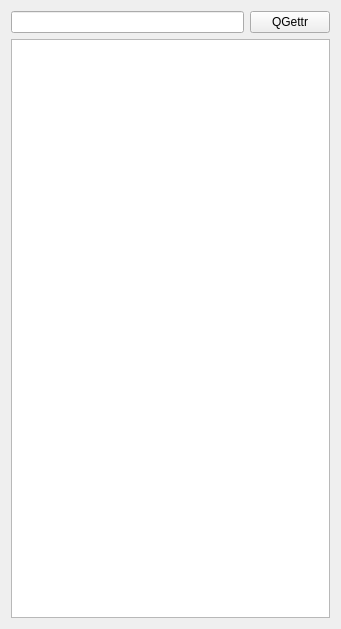
This is widget.ui in sarah-j-smith/QTweetGettr as Qt 5 draws it before an edit. The edited form follows.
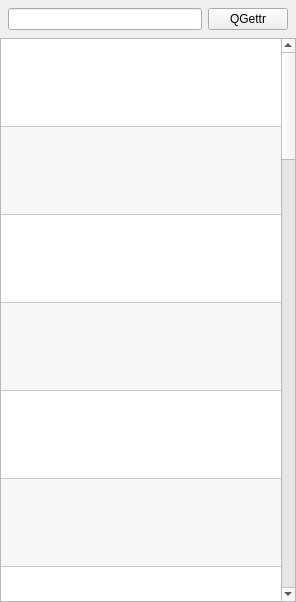
This is the edited form.

The edit to the form file:
```diff
--- a/widget.ui
+++ b/widget.ui
@@ -6,16 +6,43 @@
    <rect>
     <x>0</x>
     <y>0</y>
-    <width>341</width>
-    <height>629</height>
+    <width>296</width>
+    <height>602</height>
    </rect>
   </property>
   <property name="windowTitle">
    <string>Widget</string>
   </property>
   <layout class="QVBoxLayout" name="verticalLayout">
+   <property name="spacing">
+    <number>0</number>
+   </property>
+   <property name="leftMargin">
+    <number>0</number>
+   </property>
+   <property name="topMargin">
+    <number>0</number>
+   </property>
+   <property name="rightMargin">
+    <number>0</number>
+   </property>
+   <property name="bottomMargin">
+    <number>0</number>
+   </property>
    <item>
     <layout class="QHBoxLayout" name="horizontalLayout">
+     <property name="leftMargin">
+      <number>8</number>
+     </property>
+     <property name="topMargin">
+      <number>8</number>
+     </property>
+     <property name="rightMargin">
+      <number>8</number>
+     </property>
+     <property name="bottomMargin">
+      <number>8</number>
+     </property>
      <item>
       <widget class="QLineEdit" name="lineEdit"/>
      </item>
@@ -24,12 +51,92 @@
        <property name="text">
         <string>QGettr</string>
        </property>
+       <property name="flat">
+        <bool>false</bool>
+       </property>
       </widget>
      </item>
     </layout>
    </item>
    <item>
-    <widget class="QTableWidget" name="tableWidget"/>
+    <widget class="QTableWidget" name="tableWidget">
+     <property name="verticalScrollBarPolicy">
+      <enum>Qt::ScrollBarAsNeeded</enum>
+     </property>
+     <property name="horizontalScrollBarPolicy">
+      <enum>Qt::ScrollBarAlwaysOff</enum>
+     </property>
+     <property name="editTriggers">
+      <set>QAbstractItemView::NoEditTriggers</set>
+     </property>
+     <property name="alternatingRowColors">
+      <bool>true</bool>
+     </property>
+     <property name="selectionMode">
+      <enum>QAbstractItemView::NoSelection</enum>
+     </property>
+     <property name="iconSize">
+      <size>
+       <width>72</width>
+       <height>72</height>
+      </size>
+     </property>
+     <property name="rowCount">
+      <number>30</number>
+     </property>
+     <property name="columnCount">
+      <number>1</number>
+     </property>
+     <attribute name="horizontalHeaderVisible">
+      <bool>false</bool>
+     </attribute>
+     <attribute name="horizontalHeaderDefaultSectionSize">
+      <number>375</number>
+     </attribute>
+     <attribute name="horizontalHeaderStretchLastSection">
+      <bool>true</bool>
+     </attribute>
+     <attribute name="verticalHeaderVisible">
+      <bool>false</bool>
+     </attribute>
+     <attribute name="verticalHeaderDefaultSectionSize">
+      <number>88</number>
+     </attribute>
+     <attribute name="verticalHeaderMinimumSectionSize">
+      <number>88</number>
+     </attribute>
+     <row/>
+     <row/>
+     <row/>
+     <row/>
+     <row/>
+     <row/>
+     <row/>
+     <row/>
+     <row/>
+     <row/>
+     <row/>
+     <row/>
+     <row/>
+     <row/>
+     <row/>
+     <row/>
+     <row/>
+     <row/>
+     <row/>
+     <row/>
+     <row/>
+     <row/>
+     <row/>
+     <row/>
+     <row/>
+     <row/>
+     <row/>
+     <row/>
+     <row/>
+     <row/>
+     <column/>
+    </widget>
    </item>
   </layout>
  </widget>
```
